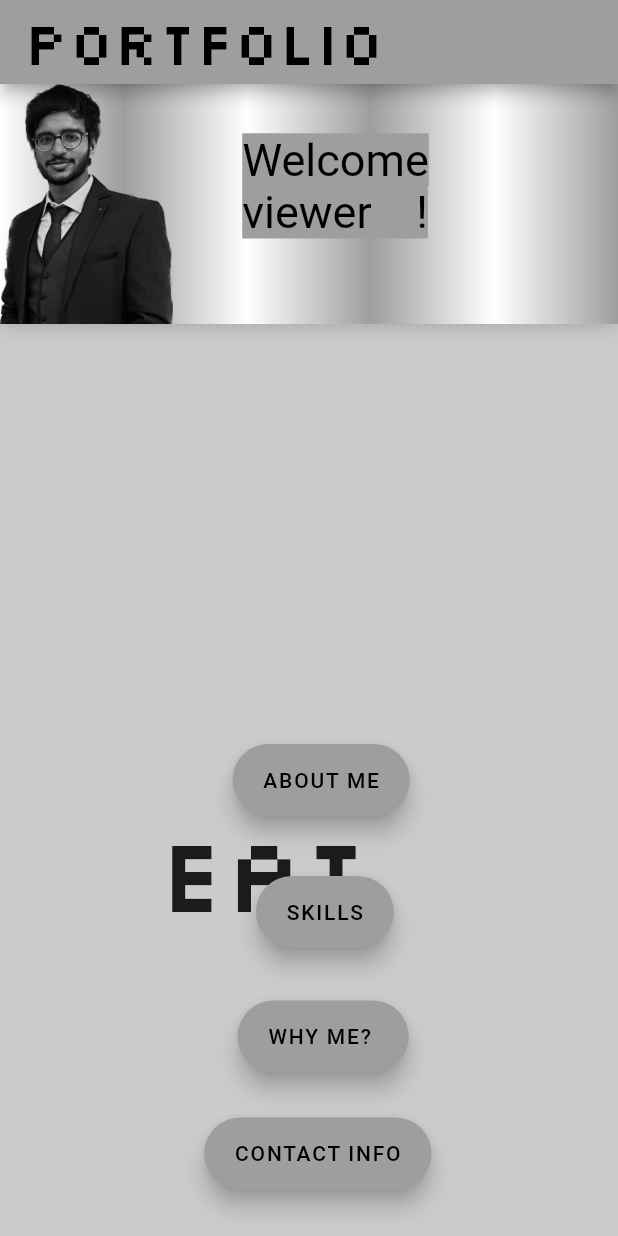
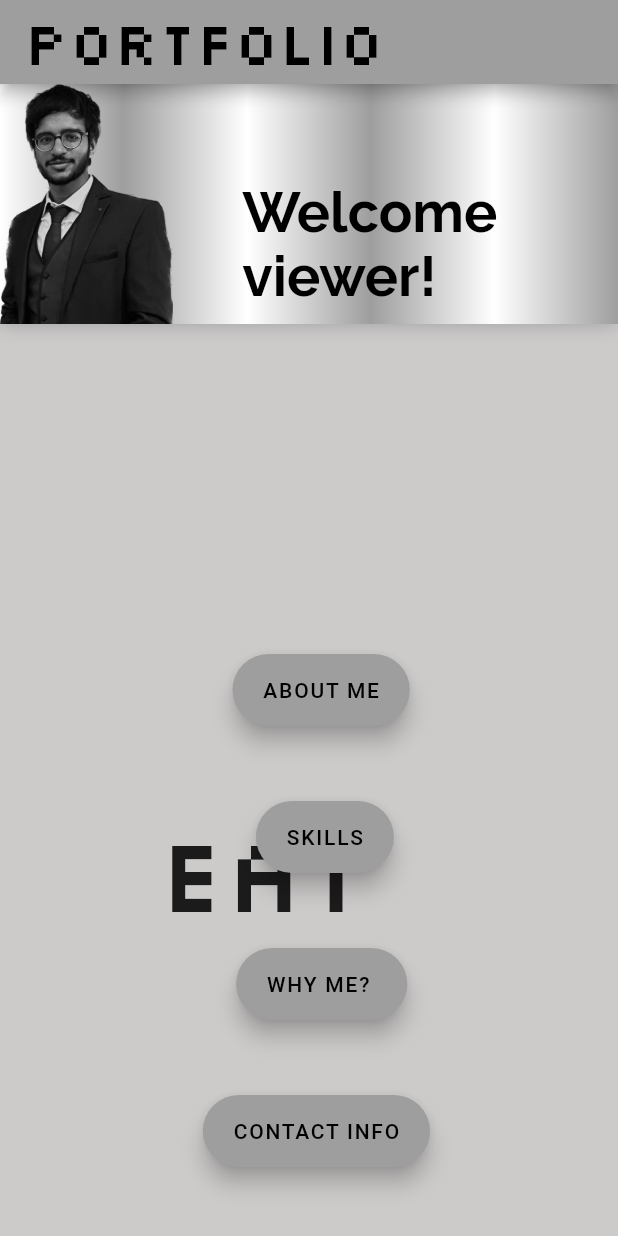
Before and after one commit to hammad0110/portfolioApp, a Flutter app: the screen it shows after launch, on a phone screen of 412 x 824 dp. Run offline on Flutter 3.47's test engine with Material 2 defaults, Android fonts, the phone set to English and light mode, and no system bars; drawn by our look-alikes of animated_text_kit.

Commit message:
Raleway font added

```diff
--- a/portfolio1/lib/main.dart
+++ b/portfolio1/lib/main.dart
@@ -3,6 +3,7 @@ import 'package:flutter/material.dart';
 
 void main() {
   runApp(MaterialApp(
+    debugShowCheckedModeBanner: false,
     home: HomePage(),
     theme: ThemeData(primarySwatch: Colors.grey),
   ));
@@ -16,7 +17,7 @@ class HomePage extends StatelessWidget {
         //use vertical to show  on vertical axis
         children: <Widget>[
           Container(
-              margin: EdgeInsets.all(20),
+              margin: EdgeInsets.fromLTRB(20, 20, 20, 30),
               alignment: Alignment(0.19, 2),
               child: FloatingActionButton.extended(
                 label: Text('ABOUT ME'),
@@ -27,7 +28,7 @@ class HomePage extends StatelessWidget {
 
           Container(
               alignment: Alignment(0.19, 0.2),
-              margin: EdgeInsets.all(20),
+              margin: EdgeInsets.fromLTRB(20, 20, 20, 30),
               child: FloatingActionButton.extended(
                 label: Text('SKILLS'),
                 onPressed: () {
@@ -38,7 +39,7 @@ class HomePage extends StatelessWidget {
           Container(
               decoration: BoxDecoration(),
               alignment: Alignment(0.19, 0.4),
-              margin: EdgeInsets.all(15),
+              margin: EdgeInsets.fromLTRB(20, 20, 20, 30),
               child: FloatingActionButton.extended(
                 label: Text('WHY ME? '),
                 onPressed: () {
@@ -47,7 +48,7 @@ class HomePage extends StatelessWidget {
               )), // button third
           Container(
               alignment: Alignment(0.19, 0.6),
-              margin: EdgeInsets.all(15),
+              margin: EdgeInsets.fromLTRB(20, 20, 20, 30),
               child: FloatingActionButton.extended(
                 label: Text('CONTACT INFO'),
                 onPressed: () {
@@ -98,12 +99,14 @@ class HomePage extends StatelessWidget {
               width: 200,
               height: 200,
               child: AnimatedTextKit(
+                repeatForever: true,
                 animatedTexts: [
-                  TyperAnimatedText('Welcome viewer    !',
+                  TyperAnimatedText('Welcome      viewer!',
                       textStyle: TextStyle(
                           color: Colors.black,
-                          fontSize: 30,
-                          backgroundColor: Colors.grey)),
+                          fontSize: 37,
+                          fontFamily: 'Raleway',
+                          fontWeight: FontWeight.bold)),
                   TyperAnimatedText(
                       "My name is Hammad and I'm a trainee at GDSC.",
                       textStyle: TextStyle(
@@ -119,17 +122,18 @@ class HomePage extends StatelessWidget {
               margin: const EdgeInsets.fromLTRB(40, 0, 100, 0),
               alignment: Alignment.center,
               child: AnimatedTextKit(
+                repeatForever: true,
                 animatedTexts: [
                   RotateAnimatedText('EAT',
-                      alignment: Alignment(0.4, -4),
+                      alignment: Alignment(0.5, -4.5),
                       textStyle:
                           TextStyle(fontFamily: 'Silkscreen', fontSize: 70)),
                   RotateAnimatedText('CODE',
-                      alignment: Alignment(0.4, -4),
+                      alignment: Alignment(0.9, -4.6),
                       textStyle:
                           TextStyle(fontFamily: 'Silkscreen', fontSize: 70)),
                   RotateAnimatedText('SLEEP',
-                      alignment: Alignment(0.4, -4),
+                      alignment: Alignment(2, -4.7),
                       textStyle:
                           TextStyle(fontFamily: 'Silkscreen', fontSize: 70)),
                 ],
--- a/portfolio1/pubspec.yaml
+++ b/portfolio1/pubspec.yaml
@@ -77,10 +77,14 @@ flutter:
         - asset: fonts/Silkscreen-Regular.ttf
         - asset: fonts/Silkscreen-Bold.ttf
           weight: 500
+
     - family: AbyssinicaSIL
       fonts:
         - asset: fonts/AbyssinicaSIL-Regular.ttf
 
+    - family: Raleway
+      fonts:
+        - asset: fonts/Raleway-VariableFont_wght.ttf
   # To add assets to your application, add an assets section, like this:
   # assets:
   #   - images/a_dot_burr.jpeg
```
Also changed, not shown: portfolio1/fonts/Raleway-VariableFont_wght.ttf (added), 3 other files.
